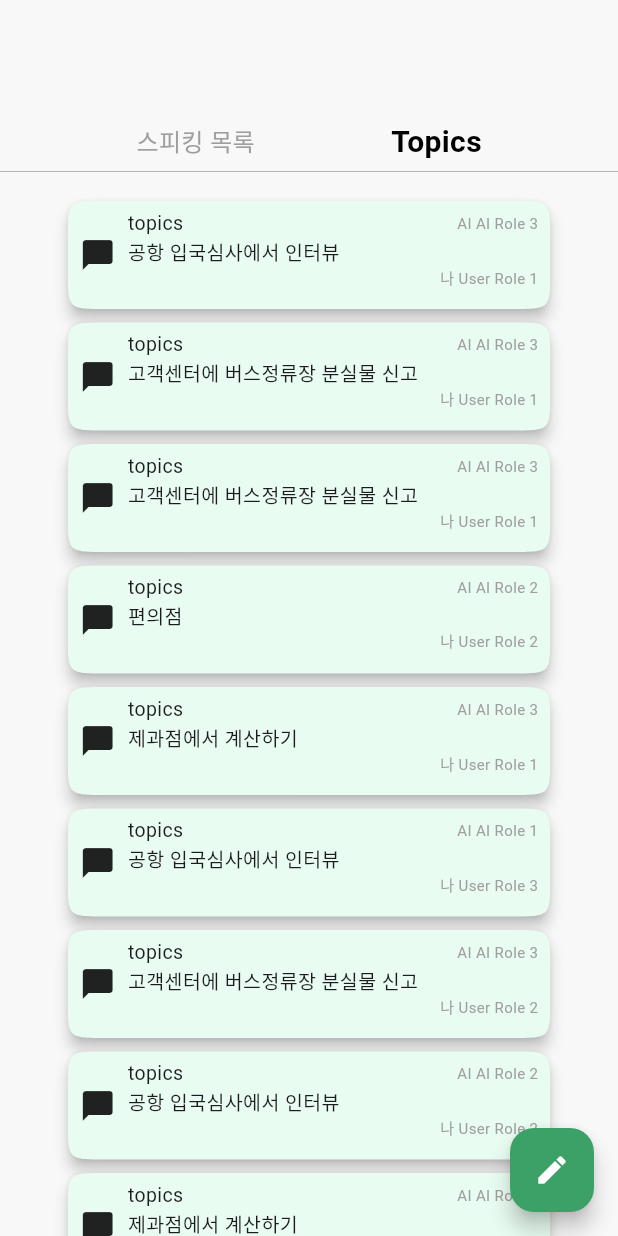
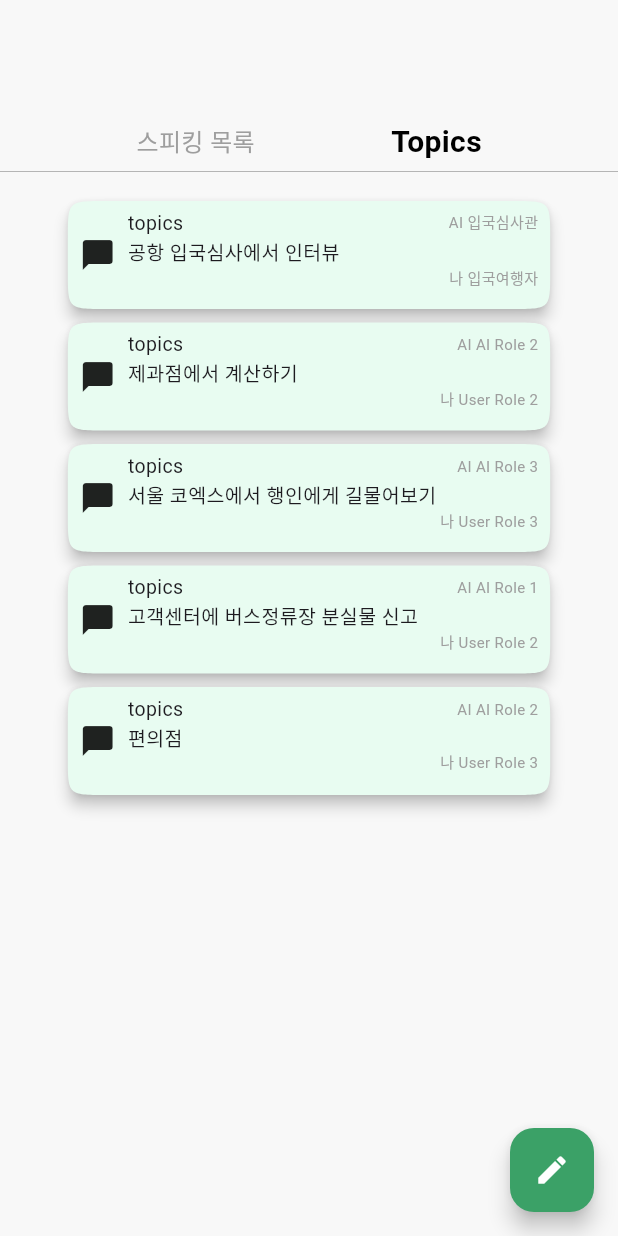
Before and after one commit to OpenBible3438/speaksafari, a Flutter app: the ChatListPage screen opened directly, after a tap on "Topics", on a phone screen of 412 x 824 dp. Run offline on Flutter 3.47's test engine with Material 3 defaults, Android fonts, the phone set to English and light mode, and no system bars; our stand-ins replace animated_text_kit, cloud_firestore, firebase_auth, firebase_core, flutter_markdown, flutter_riverpod and 4 more; accounts and stored records are empty.

Commit message:
20240312 jeahoyoon :: feat chatlist 추가

```diff
--- a/lib/src/view/main/chat_list/chat_list_page.dart
+++ b/lib/src/view/main/chat_list/chat_list_page.dart
@@ -24,12 +24,13 @@ class _ChatListPage extends State<ChatListPage> {
         create: (context) {
           final provider =
           ChatListViewModel(chatListService: ChatListService());
-          provider.generateMockData(20);
+          provider.generateMockData();
+          provider.fromFirestore().then((_) {
           if (provider.tabs[0].isActive) {
             provider.chatDtoList = provider.cusTomChatList;
           } else {
             provider.chatDtoList = provider.topicsChatList;
-          }
+          }});
 
           return provider;
         },
@@ -90,27 +91,32 @@ class _ChatListPage extends State<ChatListPage> {
                     padding: EdgeInsets.only(top: 15),
                     child: Container(),
                   ),
+
                   Expanded(
-                    child: ListView.builder(
+
+                    child: provider.chatDtoList.isEmpty == true
+                        ? Center(
+                      child: Column(
+                        mainAxisAlignment: MainAxisAlignment.center,
+                        children: [
+                          Image( height: 200 ,image: AssetImage('assets/images/cutylion.png')),
+                          SizedBox(height: 15,),
+                          Text('스피킹 목록이 없습니다. 대화를 시작해 보세요!'),
+                        ],
+                      ),
+                    )
+                        :  ListView.builder(
                       shrinkWrap: true,
-                      itemCount: provider.chatDtoList.length + 1,
+                      itemCount: provider.chatDtoList.length,
                       itemBuilder: (BuildContext context, int index) {
-                        if (index == provider.chatDtoList.length) {
-                          currentPage++;
-                          provider.getChatList(
-                              currentPage); // 스크롤 끝에 도달하면 새로운 아이템 로드
-                        } else {
+
                           return Padding(
                             padding: const EdgeInsets.all(0.5),
                             child: Center(
                               child: Container(
                                 child: GestureDetector(
                                   onTap: () {
-                                    // Navigator.of(context).push(
-                                    //   MaterialPageRoute(
-                                    //       builder: (context) =>
-                                    //           ()),
-                                    // );
+                                provider.fromFirestore();
                                   },
                                   child: CardComponent(
                                     child: Row(
@@ -192,7 +198,7 @@ class _ChatListPage extends State<ChatListPage> {
                             ),
                           );
                         }
-                      },
+
                     ),
                   ),
                 ],
--- a/lib/src/view/main/chat_list/chat_list_view_model.dart
+++ b/lib/src/view/main/chat_list/chat_list_view_model.dart
@@ -1,7 +1,10 @@
 import 'dart:math';
 
+import 'package:cloud_firestore/cloud_firestore.dart';
 import 'package:speak_safari/src/service/chat_list_service.dart';
 import 'package:speak_safari/src/view/base/base_view_model.dart';
+
+
 
 class ChatListViewModel extends BaseViewModel {
   ChatListViewModel({
@@ -42,49 +45,85 @@ class ChatListViewModel extends BaseViewModel {
     }
   }
 
-  void generateMockData(int count) {
-    List<ChatDto> mockDataList = [];
+  void generateMockData() {
+    List<ChatDto> mockDataList = [
+      ChatDto(
+        chatNm: '공항 입국심사에서 인터뷰',
+        chatCtt: 'Content 1',
+        aIRole: '입국심사관',
+        usrRole: '입국여행자',
+        chatCtgr: 'topics',
+      ),
+      ChatDto(
+        chatNm: '제과점에서 계산하기',
+        chatCtt: 'Content 2',
+        aIRole: 'AI Role 2',
+        usrRole: 'User Role 2',
+        chatCtgr: 'topics',
+      ),
+      ChatDto(
+        chatNm: '서울 코엑스에서 행인에게 길물어보기',
+        chatCtt: 'Content 3',
+        aIRole: 'AI Role 3',
+        usrRole: 'User Role 3',
+        chatCtgr: 'topics',
+      ),
+      ChatDto(
+        chatNm: '고객센터에 버스정류장 분실물 신고',
+        chatCtt: 'Content 4',
+        aIRole: 'AI Role 1',
+        usrRole: 'User Role 2',
+        chatCtgr: 'topics',
+      ),
+      ChatDto(
+        chatNm: '편의점',
+        chatCtt: 'Content 5',
+        aIRole: 'AI Role 2',
+        usrRole: 'User Role 3',
+        chatCtgr: 'topics',
+      ),
+      // 나머지 ChatDto 5개를 여기에 추가해주세요
+    ];
 
-    // 무작위로 선택할 값들의 목록
-    List<String> chatNames = [
-      '공항 입국심사에서 인터뷰',
-      '제과점에서 계산하기',
-      '서울 코엑스에서 행인에게 길물어보기',
-      '고객센터에 버스정류장 분실물 신고',
-      '편의점'
-    ];
-    List<String> chatContents = [
-      'Content 1',
-      'Content 2',
-      'Content 3',
-      'Content 4',
-      'Content 5',
-    ];
-    List<String> aiRoles = ['AI Role 1', 'AI Role 2', 'AI Role 3'];
-    List<String> usrRoles = ['User Role 1', 'User Role 2', 'User Role 3'];
-    List<String> chatCategories = ['topics', 'custom'];
 
-    Random random = Random();
 
-    for (int i = 0; i < count; i++) {
-      ChatDto chatDto = ChatDto(
-        chatNm: chatNames[random.nextInt(chatNames.length)],
-        chatCtt: chatContents[random.nextInt(chatContents.length)],
-        aIRole: aiRoles[random.nextInt(aiRoles.length)],
-        usrRole: usrRoles[random.nextInt(usrRoles.length)],
-        chatCtgr: chatCategories[random.nextInt(chatCategories.length)],
-      );
-      mockDataList.add(chatDto);
-    }
+        topicsChatList = mockDataList;
 
-    for (ChatDto item in mockDataList) {
-      if (item.chatCtgr == 'custom') {
-        cusTomChatList.add(item);
-      } else if (item.chatCtgr == 'topics') {
-        topicsChatList.add(item);
-      }
-    }
   }
+
+
+
+  Future<List<ChatDto>> fromFirestore() async {
+    FirebaseFirestore _firestore = FirebaseFirestore.instance;
+
+    // _firestore.collection("chat").doc("123456789").set(
+    //   {
+    //     "brand": "Genesis",
+    //     "name": "G70",
+    //     "price": 5000,
+    //   },);
+
+    QuerySnapshot<Map<String, dynamic>> _snapshot =
+    await _firestore.collection("chat").get();
+
+    _snapshot.docs.forEach((doc) {
+      print(doc.data());
+    });
+
+    print('asdf');
+    print(_snapshot);
+    List<ChatDto> _result =
+    _snapshot.docs.map((e) => ChatDto.fromJson(e.data())).toList();
+    print(_result);
+    cusTomChatList = _result;
+
+    notifyListeners();
+
+    return _result;
+  }
+
+
+
 }
 
 class ChatDto {
@@ -96,6 +135,17 @@ class ChatDto {
 
   ChatDto(
       {this.chatNm, this.chatCtt, this.aIRole, this.usrRole, this.chatCtgr});
+
+  factory ChatDto.fromJson(Map<String, dynamic> json) {
+    return ChatDto(
+      chatNm: json['chat_nm'],
+      chatCtt: json['chat_ctt'],
+      aIRole: json['ai_role'],
+      usrRole: json['usr_role'],
+      chatCtgr: json['chat_ctgr'],
+    );
+  }
+
 }
 
 class TabInfo {
```
